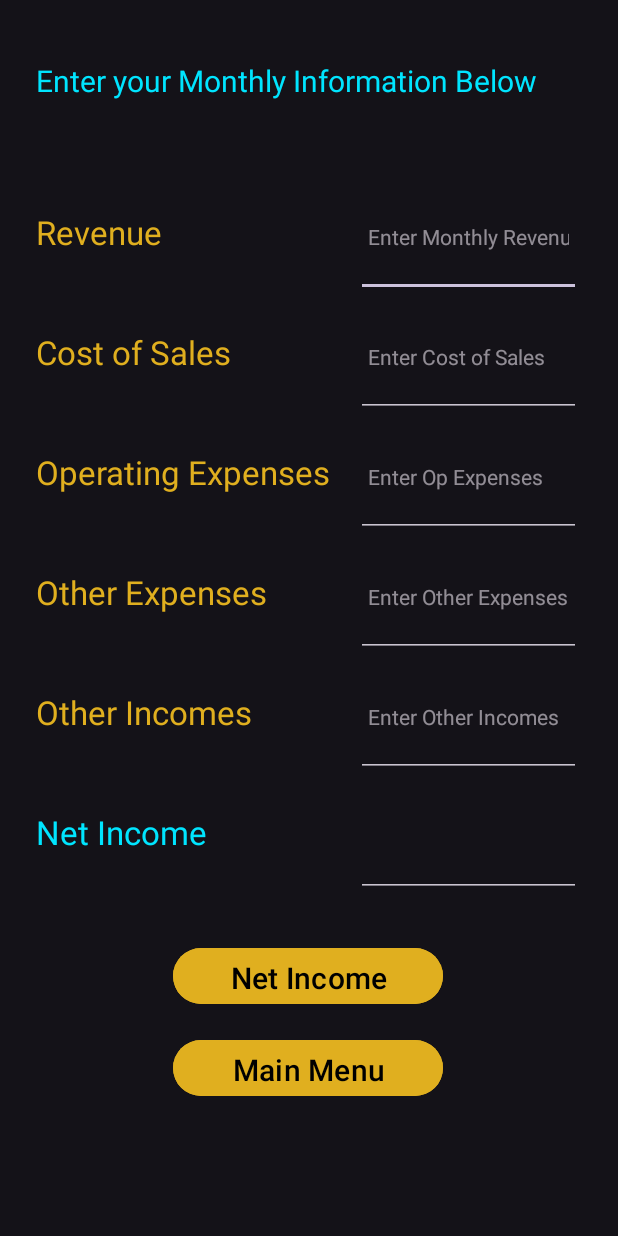
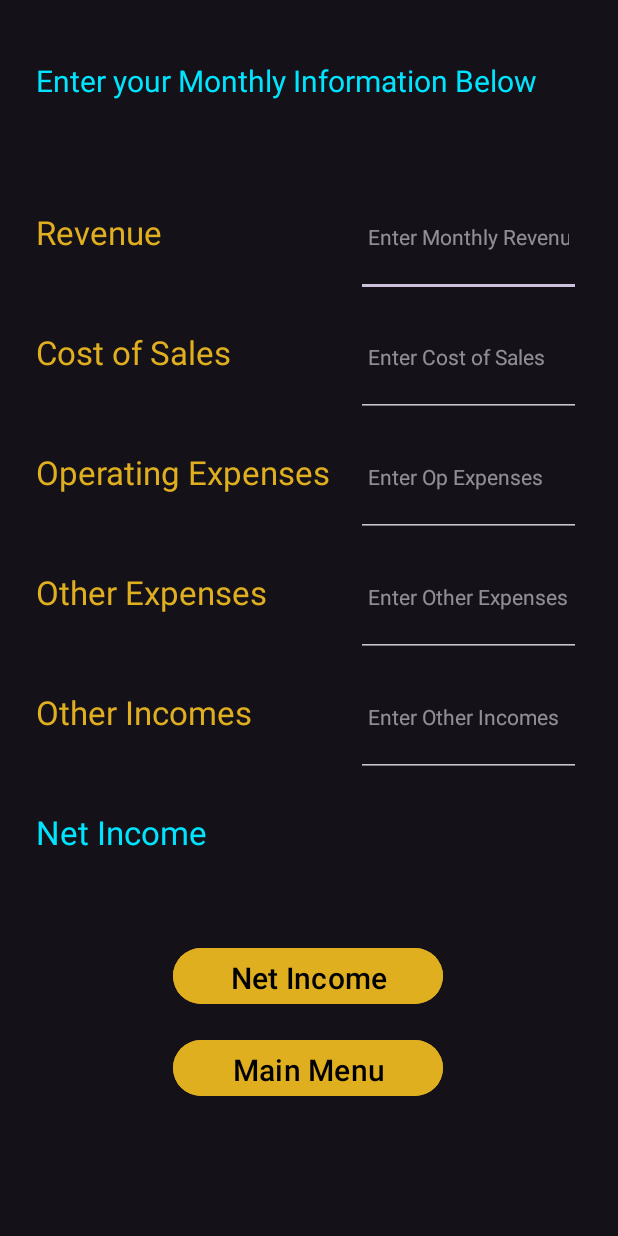
Before and after one commit to welgammal295/ProfitandLoss, an Android app: the screen it shows after launch (MainActivity), on a phone screen of 412 x 824 dp. Run offline under Robolectric (Android 15) with nearby library versions, the phone set to English and light mode, and no system bars.

Commit message:
Add new activity and activity view. Used Factory method

```diff
--- a/app/src/main/AndroidManifest.xml
+++ b/app/src/main/AndroidManifest.xml
@@ -13,6 +13,9 @@
         android:theme="@style/Theme.ProfitandLoss"
         tools:targetApi="31">
         <activity
+            android:name=".MainMenu"
+            android:exported="false" />
+        <activity
             android:name=".MainActivity"
             android:exported="true">
             <intent-filter>
--- a/app/src/main/java/com/welgammal/walid/profitandloss/MainActivity.java
+++ b/app/src/main/java/com/welgammal/walid/profitandloss/MainActivity.java
@@ -2,8 +2,10 @@ package com.welgammal.walid.profitandloss;
 
 import androidx.appcompat.app.AppCompatActivity;
 
+import android.content.Intent;
 import android.os.Bundle;
 import android.view.View;
+import android.widget.Toast;
 
 import com.welgammal.walid.profitandloss.databinding.ActivityMainBinding;
 
@@ -11,7 +13,7 @@ public class MainActivity extends AppCompatActivity {
     ActivityMainBinding binding;
 
     double mRevenue = 0.0;
-    double mCostofSale = 0.0;
+    double mCostOfSale = 0.0;
     double mGrossProfit = 0.0;
     double mOperatingExpenses = 0.0;
     double mOtherExpenses = 0.0;
@@ -22,17 +24,32 @@ public class MainActivity extends AppCompatActivity {
         super.onCreate(savedInstanceState);
         setContentView(R.layout.activity_main);
         binding = ActivityMainBinding.inflate(getLayoutInflater());
-        setContentView(binding.getRoot());
-
-        binding.netIncomeButton.setOnClickListener(new View.OnClickListener() {
+        View view = binding.getRoot();
+        setContentView(view);
+        binding.netIncomesOnputTextView.setOnClickListener(new View.OnClickListener() {
             @Override
             public void onClick(View v) {
-                getInformationFromDisplay();
 
             }
         });
+        binding.mainMenuButton.setOnClickListener(new View.OnClickListener() {
+            @Override
+            public void onClick(View v) {
+                Intent intent = MainMenu.mainMenuFactory(getApplicationContext());
+                startActivity(intent);
+            }
+        });
+
+                binding.netIncomeButton.setOnClickListener(new View.OnClickListener() {
+                    @Override
+                    public void onClick(View v) {
+                        getInformationFromDisplay();
+
+                    }
+                });
     }
     private void getInformationFromDisplay(){
 
     }
+
 }
--- a/app/src/main/res/layout/activity_main.xml
+++ b/app/src/main/res/layout/activity_main.xml
@@ -53,7 +53,7 @@
         android:layout_height="80dp"
         android:layout_marginStart="16dp"
         android:padding="8dp"
-        android:text="@string/costofsales"
+        android:text="@string/costfsales"
         android:textColor="@color/light_orange"
         android:textSize="22sp"
         app:layout_constraintStart_toStartOf="parent"
@@ -158,34 +158,37 @@
         android:layout_height="80dp"
         android:layout_marginStart="16dp"
         android:padding="8dp"
-        android:text="@string/net_incomes"
+        android:text="@string/net_income"
         android:textColor="@color/blue"
         android:textSize="22sp"
         app:layout_constraintStart_toStartOf="parent"
         app:layout_constraintTop_toBottomOf="@+id/otherIncomesLabelTextView" />
 
-    <EditText
-        android:id="@+id/netIncomesOnputEditText"
+    <TextView
+        android:id="@+id/netIncomesOnputTextView"
         android:layout_width="150dp"
         android:layout_height="80dp"
         android:layout_marginStart="8dp"
-        android:textSize="14sp"
-        android:textColor="@color/material_dynamic_neutral90"
+        android:textSize="22sp"
+        tools:text="$0.00"
+        android:textColor="@color/cardview_light_background"
         android:padding="8dp"
         app:layout_constraintBaseline_toBaselineOf="@+id/netIncomesLabelTextView"
         app:layout_constraintStart_toEndOf="@id/netIncomesLabelTextView"
-        android:autofillHints="" />
+        />
+
     <Button
         android:id="@+id/netIncomeButton"
         android:layout_width="180dp"
         android:layout_height="45dp"
         android:layout_marginTop="16dp"
+        android:backgroundTint="@color/light_orange"
         android:gravity="center"
+        android:onClick="netIncome"
         android:shadowColor="@color/material_dynamic_secondary90"
         android:text="@string/net_income"
         android:textColor="@color/black"
         android:textSize="20sp"
-        android:backgroundTint="@color/light_orange"
         app:layout_constraintEnd_toEndOf="parent"
         app:layout_constraintHorizontal_bias="0.497"
         app:layout_constraintStart_toStartOf="parent"
```
Also changed, not shown: app/src/main/java/com/welgammal/walid/profitandloss/Calc/Calculations.java (added, +32 -0 lines), app/src/main/java/com/welgammal/walid/profitandloss/MainMenu.java (added, +25 -0 lines), app/src/main/res/layout/activity_main_menu.xml (added, +68 -0 lines), app/src/main/res/values/strings.xml (+11 -2 lines), app/src/main/res/drawable-normal/background.png (added).
